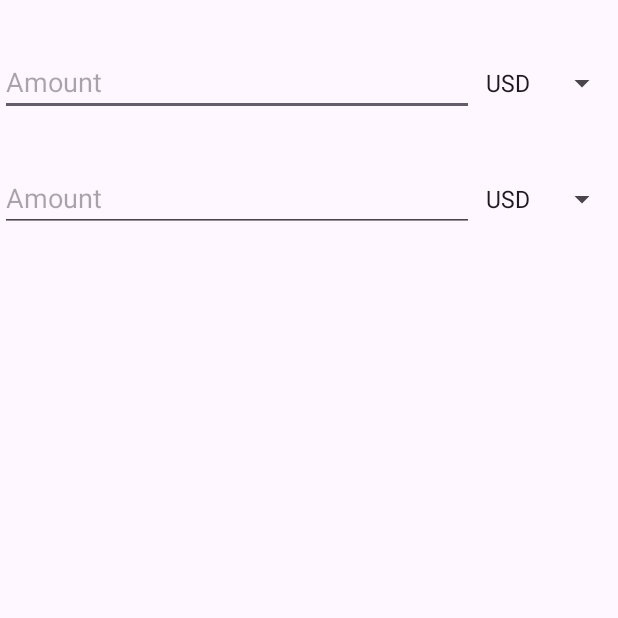
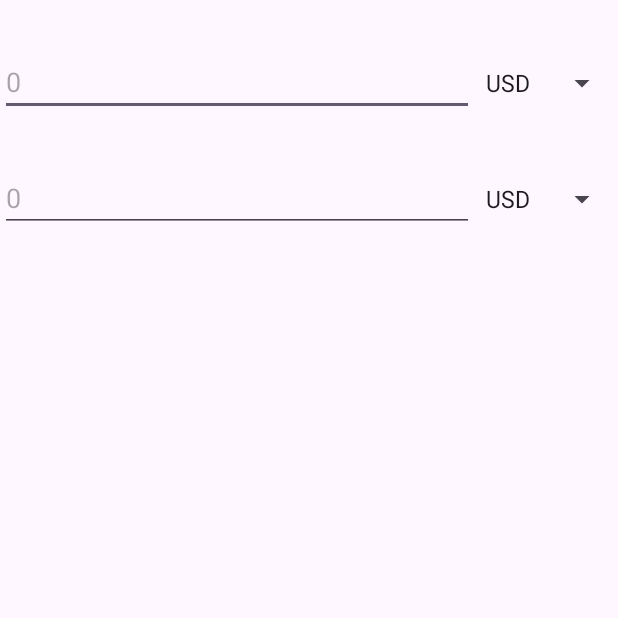
Before and after one commit to shukuchicoding/android-hust, an Android app: the screen it shows after launch (MainActivity), on a phone screen of 412 x 824 dp, the top half of it. Run offline under Robolectric (Android 15) with nearby library versions, the phone set to English and light mode, and no system bars.

Commit message:
hw week 7

```diff
--- a/hw-7/changeCurrency/app/src/main/java/com/example/changecurrency/MainActivity.kt
+++ b/hw-7/changeCurrency/app/src/main/java/com/example/changecurrency/MainActivity.kt
@@ -3,12 +3,12 @@ package com.example.changecurrency
 import android.os.Bundle
 import android.text.Editable
 import android.text.TextWatcher
-import android.util.Log
 import android.view.View
 import android.widget.AdapterView
 import android.widget.ArrayAdapter
 import android.widget.EditText
 import android.widget.Spinner
+import java.text.DecimalFormat
 import androidx.appcompat.app.AppCompatActivity
 
 class MainActivity : AppCompatActivity() {
@@ -17,7 +17,9 @@ class MainActivity : AppCompatActivity() {
     lateinit var amountEditText2: EditText
     lateinit var currencySpinner1: Spinner
     lateinit var currencySpinner2: Spinner
-    private var updatingText = false
+
+    var updatingText = false
+    var decimalFormat = DecimalFormat("#.##")
 
     override fun onCreate(savedInstanceState: Bundle?) {
         super.onCreate(savedInstanceState)
@@ -35,15 +37,13 @@ class MainActivity : AppCompatActivity() {
         currencySpinner1.adapter = adapter
         currencySpinner2.adapter = adapter
 
-        // Set listeners for amount EditText and currency Spinners
         amountEditText1.addTextChangedListener(amountTextWatcher)
         amountEditText2.addTextChangedListener(amountTextWatcher)
 
         currencySpinner1.onItemSelectedListener = currencyItemSelectedListener
         currencySpinner2.onItemSelectedListener = currencyItemSelectedListener
 
-        // Ensure the initial state is set
-        setInitialState()
+
     }
 
     private val amountTextWatcher = object : TextWatcher {
@@ -70,7 +70,6 @@ class MainActivity : AppCompatActivity() {
     }
 
     private fun convertCurrency(fromEditText1: Boolean) {
-//        Log.v("TAG", "${amountEditText1.text.toString()}")
         val sourceAmount = if (fromEditText1) amountEditText1.text.toString().toDoubleOrNull() else amountEditText2.text.toString().toDoubleOrNull()
         val sourceCurrency = if (fromEditText1) currencySpinner1.selectedItem.toString() else currencySpinner2.selectedItem.toString()
         val destinationCurrency = if (fromEditText1) currencySpinner2.selectedItem.toString() else currencySpinner1.selectedItem.toString()
@@ -78,30 +77,26 @@ class MainActivity : AppCompatActivity() {
         if (sourceAmount != null) {
             updatingText = true
             val result = convert(sourceAmount, sourceCurrency, destinationCurrency)
+            val r = decimalFormat.format(result)
             if (fromEditText1) {
-                amountEditText2.setText(result.toString())
+//                amountEditText2.setText(result.toString())
+                amountEditText2.setText(r)
             } else {
-                amountEditText1.setText(result.toString())
+                amountEditText1.setText(r)
             }
             updatingText = false
         }
     }
 
     private fun convert(amount: Double, fromCurrency: String, toCurrency: String): Double {
-        // Placeholder conversion rates
+        // Placeholder conversion ratesval decimalFormat = DecimalFormat("#.##")
         val rates = mapOf(
             "USD" to 1.0,
             "EUR" to 0.923,
             "CNY" to 7.1215,
             "JPY" to 152.90,
             "VND" to 25280.0,
-
         )
         return (amount / rates[fromCurrency]!!) * rates[toCurrency]!!
     }
-
-    private fun setInitialState() {
-        // Set focus to the first amountEditText initially
-        amountEditText1.requestFocus()
-    }
 }
--- a/hw-7/changeCurrency/app/src/main/res/layout/activity_main.xml
+++ b/hw-7/changeCurrency/app/src/main/res/layout/activity_main.xml
@@ -18,7 +18,7 @@
             android:layout_width="0dp"
             android:layout_height="wrap_content"
             android:layout_weight="1"
-            android:hint="Amount"
+            android:hint="0"
             android:inputType="numberDecimal"
             android:enabled="true" />
 
@@ -38,7 +38,7 @@
             android:layout_width="0dp"
             android:layout_height="wrap_content"
             android:layout_weight="1"
-            android:hint="Amount"
+            android:hint="0"
             android:inputType="numberDecimal"
             android:enabled="true" />
 
```
